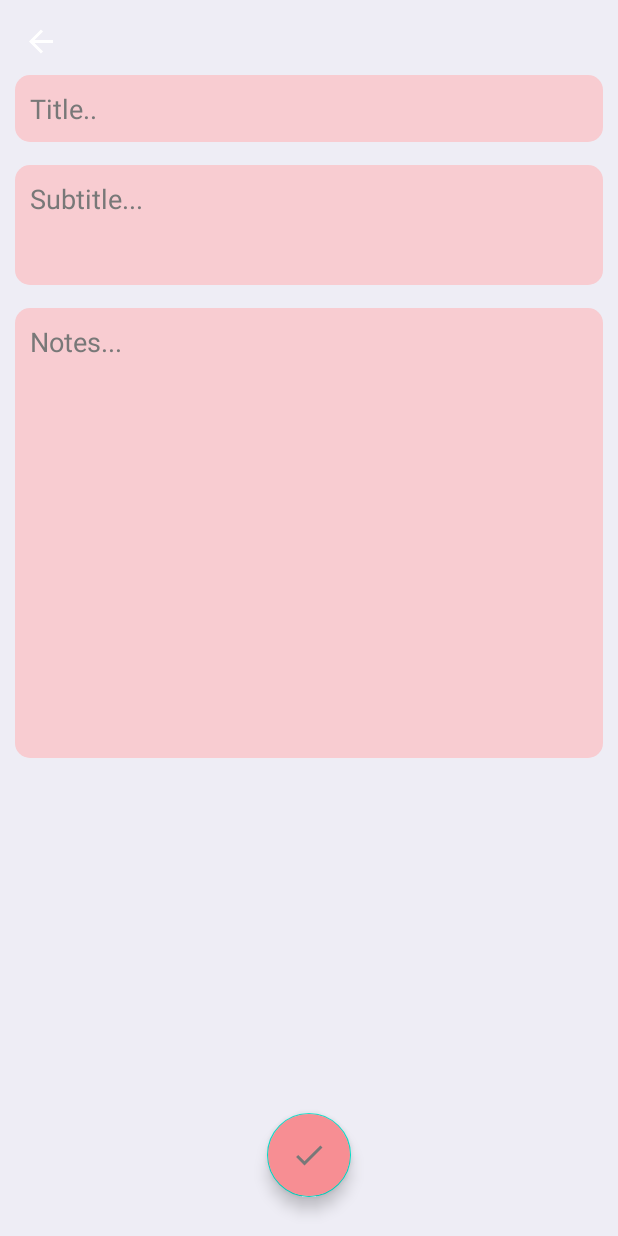
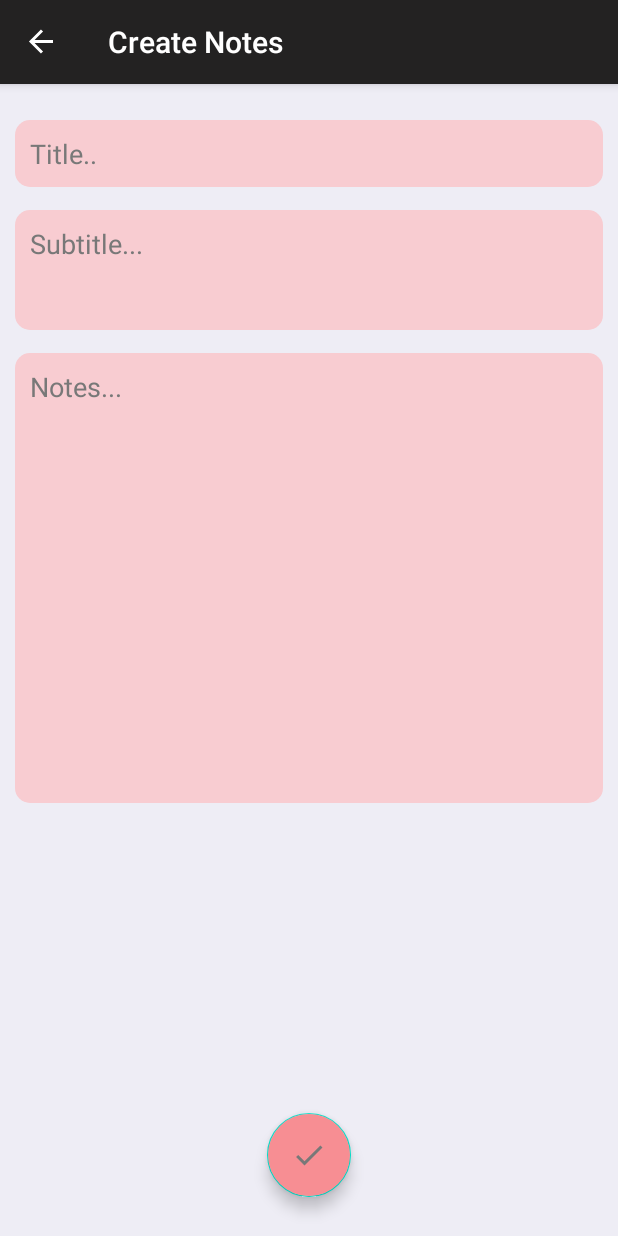
Before and after one commit to Escanor29/NotesApp, an Android app: the CreateNotesFragment screen opened through its navigation route, on a phone screen of 412 x 824 dp. Run offline under Robolectric (Android 15) with nearby library versions, the phone set to English and light mode, and no system bars; our stand-ins replace Room's generated code, navigation-ui; 2 statements that could not run were skipped.

Commit message:
final commit

```diff
--- a/app/build.gradle
+++ b/app/build.gradle
@@ -52,6 +52,10 @@ dependencies {
     androidTestImplementation 'androidx.test.ext:junit:1.1.3'
     androidTestImplementation 'androidx.test.espresso:espresso-core:3.4.0'
 
+    //design
+    //noinspection GradleCompatible,GradleCompatible
+    implementation 'com.android.support:design:28.0.0'
+
     //add lottie dependency
     implementation "com.airbnb.android:lottie:5.2.0"
 
@@ -75,7 +79,7 @@ dependencies {
     // Kotlin components
     implementation "org.jetbrains.kotlin:kotlin-stdlib-jdk7:1.5.30"
 
-    //coroutines
+    // Coroutines
     implementation 'org.jetbrains.kotlinx:kotlinx-coroutines-android:1.5.0'
     implementation 'org.jetbrains.kotlinx:kotlinx-coroutines-core:1.5.0'
 }
--- a/app/src/main/java/com/example/notes/SplashScreen.kt
+++ b/app/src/main/java/com/example/notes/SplashScreen.kt
@@ -11,6 +11,8 @@ class SplashScreen : AppCompatActivity() {
         super.onCreate(savedInstanceState)
         setContentView(R.layout.activity_splash_screen)
 
+        supportActionBar?.hide()
+
         Handler(Looper.getMainLooper()).postDelayed({
             startActivity(Intent(this, MainActivity::class.java))
         }, 3100)
--- a/app/src/main/java/com/example/notes/ui/Fragments/CreateNotesFragment.kt
+++ b/app/src/main/java/com/example/notes/ui/Fragments/CreateNotesFragment.kt
@@ -19,13 +19,6 @@ import java.util.*
 
 class CreateNotesFragment : Fragment() {
 
-    //Change ActionBar title in fragment class
-    override fun onStart() {
-        super.onStart()
-        (activity as AppCompatActivity).supportActionBar?.title = ""
-    }
-
-
     lateinit var binding : FragmentCreateNotesBinding
     val viewmodel : NotesViewModel by viewModels()
 
@@ -41,6 +34,7 @@ class CreateNotesFragment : Fragment() {
         binding.btnEditSaveNotes.setOnClickListener {
             createNotes(it)
         }
+
 
         return binding.root
     }
@@ -68,4 +62,5 @@ class CreateNotesFragment : Fragment() {
         Navigation.findNavController(it!!).navigate(R.id.action_createNotesFragment_to_homeFragment)
     }
 
+
 }
--- a/app/src/main/java/com/example/notes/ui/Fragments/HomeFragment.kt
+++ b/app/src/main/java/com/example/notes/ui/Fragments/HomeFragment.kt
@@ -16,12 +16,6 @@ import com.example.notes.databinding.FragmentHomeBinding
 import com.example.notes.ui.Adapter.NotesAdapter
 
 class HomeFragment : Fragment() {
-
-    //Change ActionBar title in fragment class
-    override fun onStart() {
-        super.onStart()
-        (activity as AppCompatActivity).supportActionBar?.title = ""
-    }
 
     lateinit var binding: FragmentHomeBinding
     val viewmodel : NotesViewModel by viewModels()
--- a/app/src/main/res/drawable/delete_sheet.xml
+++ b/app/src/main/res/drawable/delete_sheet.xml
@@ -5,6 +5,6 @@
         android:topLeftRadius="20dp"
         android:topRightRadius="20dp"
         />
-    <solid android:color="@color/white"/>
+    <solid android:color="@color/light_grey"/>
 
 </shape>
--- a/app/src/main/res/layout/activity_splash_screen.xml
+++ b/app/src/main/res/layout/activity_splash_screen.xml
@@ -12,9 +12,9 @@
         android:layout_width="400dp"
         android:layout_height="400dp"
         android:layout_marginTop="70dp"
+        android:elevation="5dp"
         app:lottie_autoPlay="true"
-        android:elevation="5dp"
-        app:lottie_rawRes="@raw/notes_splash"/>
+        app:lottie_rawRes="@raw/notes_splash" />
 
     <TextView
         android:id="@+id/makeNotes"
--- a/app/src/main/res/layout/fragment_create_notes.xml
+++ b/app/src/main/res/layout/fragment_create_notes.xml
@@ -18,7 +18,7 @@
             android:layout_width="match_parent"
             android:layout_height="wrap_content"
             android:background="@drawable/edit_text_shape"
-            android:layout_marginTop="50dp"
+            android:layout_marginTop="80dp"
             android:padding="10dp"
             android:fontFamily="sans-serif"
             android:textColorHint="@color/grey"
--- a/app/src/main/res/layout/fragment_edit_notes.xml
+++ b/app/src/main/res/layout/fragment_edit_notes.xml
@@ -18,7 +18,7 @@
             android:layout_width="match_parent"
             android:layout_height="wrap_content"
             android:background="@drawable/edit_text_shape"
-            android:layout_marginTop="50dp"
+            android:layout_marginTop="80dp"
             android:padding="10dp"
             android:fontFamily="sans-serif"
             android:textColorHint="@color/grey"
--- a/app/src/main/res/layout/fragment_home.xml
+++ b/app/src/main/res/layout/fragment_home.xml
@@ -12,6 +12,7 @@
         android:layout_height="match_parent">
 
         <androidx.recyclerview.widget.RecyclerView
+            android:layout_marginTop="70dp"
             android:id="@+id/rcvNotes"
             android:layout_width="match_parent"
             android:layout_height="match_parent"
--- a/app/src/main/res/navigation/nav_graph.xml
+++ b/app/src/main/res/navigation/nav_graph.xml
@@ -8,7 +8,7 @@
     <fragment
         android:id="@+id/homeFragment"
         android:name="com.example.notes.ui.Fragments.HomeFragment"
-        android:label="fragment_home"
+        android:label="Home"
         tools:layout="@layout/fragment_home" >
         <action
             android:id="@+id/action_homeFragment_to_createNotesFragment"
@@ -20,7 +20,7 @@
     <fragment
         android:id="@+id/createNotesFragment"
         android:name="com.example.notes.ui.Fragments.CreateNotesFragment"
-        android:label="fragment_create_notes"
+        android:label="Create Notes"
         tools:layout="@layout/fragment_create_notes" >
         <action
             android:id="@+id/action_createNotesFragment_to_homeFragment"
@@ -29,7 +29,7 @@
     <fragment
         android:id="@+id/editNotesFragment"
         android:name="com.example.notes.ui.Fragments.EditNotesFragment"
-        android:label="fragment_edit_notes"
+        android:label="Edit Notes"
         tools:layout="@layout/fragment_edit_notes" >
         <action
             android:id="@+id/action_editNotesFragment_to_homeFragment"
--- a/app/src/main/res/values-night/themes.xml
+++ b/app/src/main/res/values-night/themes.xml
@@ -2,7 +2,7 @@
     <!-- Base application theme. -->
     <style name="Theme.Notes" parent="Theme.MaterialComponents.DayNight.DarkActionBar">
         <!-- Primary brand color. -->
-        <item name="colorPrimary">@android:color/transparent</item>
+        <item name="colorPrimary">@color/light_red</item>
         <item name="colorPrimaryVariant">@color/white</item>
         <item name="colorOnPrimary">@color/yellow</item>
         <!-- Secondary brand color. -->
--- a/app/src/main/res/values/colors.xml
+++ b/app/src/main/res/values/colors.xml
@@ -15,6 +15,8 @@
     <color name="teal_200">#FF03DAC5</color>
     <color name="teal_700">#FF018786</color>
     <color name="black">#FF000000</color>
+    <color name="light_black">#232222</color>
+    <color name="sky">#1F68F8</color>
 
 
 
--- a/app/src/main/res/values/strings.xml
+++ b/app/src/main/res/values/strings.xml
@@ -1,6 +1,6 @@
 <resources>
-    <string name="app_name">Notes</string>
+    <string name="app_name">Make Notes</string>
     <!-- TODO: Remove or change this placeholder text -->
-    <string name="hello_blank_fragment">Hello Keshav</string>
+    <string name="hello_blank_fragment">Hello</string>
     <string name="date"></string>
 </resources>
--- a/app/src/main/res/values/styles.xml
+++ b/app/src/main/res/values/styles.xml
@@ -2,9 +2,9 @@
 <resources>
     <style name="ThemeActionBar"
         parent="Widget.AppCompat.Light.ActionBar.Solid">
-        <item name="android:background">@null</item>
+        <item name="android:background">@color/light_black</item>
 
         <!-- Support library compatibility -->
-        <item name="background">@null</item>
+        <item name="background">@color/light_black</item>
     </style>
 </resources>
--- a/app/src/main/res/values/themes.xml
+++ b/app/src/main/res/values/themes.xml
@@ -2,7 +2,7 @@
     <!-- Base application theme. -->
     <style name="Theme.Notes" parent="Theme.MaterialComponents.DayNight.DarkActionBar">
         <!-- Primary brand color. -->
-        <item name="colorPrimary">@android:color/transparent</item>
+        <item name="colorPrimary">@color/light_red</item>
         <item name="colorPrimaryVariant">@color/grey</item>
         <item name="colorOnPrimary">@color/yellow</item>
         <!-- Secondary brand color. -->
@@ -19,7 +19,7 @@
 
     </style>
 
-    <style name="BottomSeetStyle" parent="Theme.Design.Light.BottomSheetDialog">
+    <style name="BottomSheetStyle" parent="Theme.Design.Light.BottomSheetDialog">
         <item name="bottomSheetStyle">@style/Modal</item>
     </style>
 
```
Also changed, not shown: app/src/main/AndroidManifest.xml (+2 -7 lines), app/src/main/java/com/example/notes/MainActivity.kt (+7 -4 lines), app/src/main/java/com/example/notes/ui/Fragments/EditNotesFragment.kt (+3 -7 lines), 2 other files.
